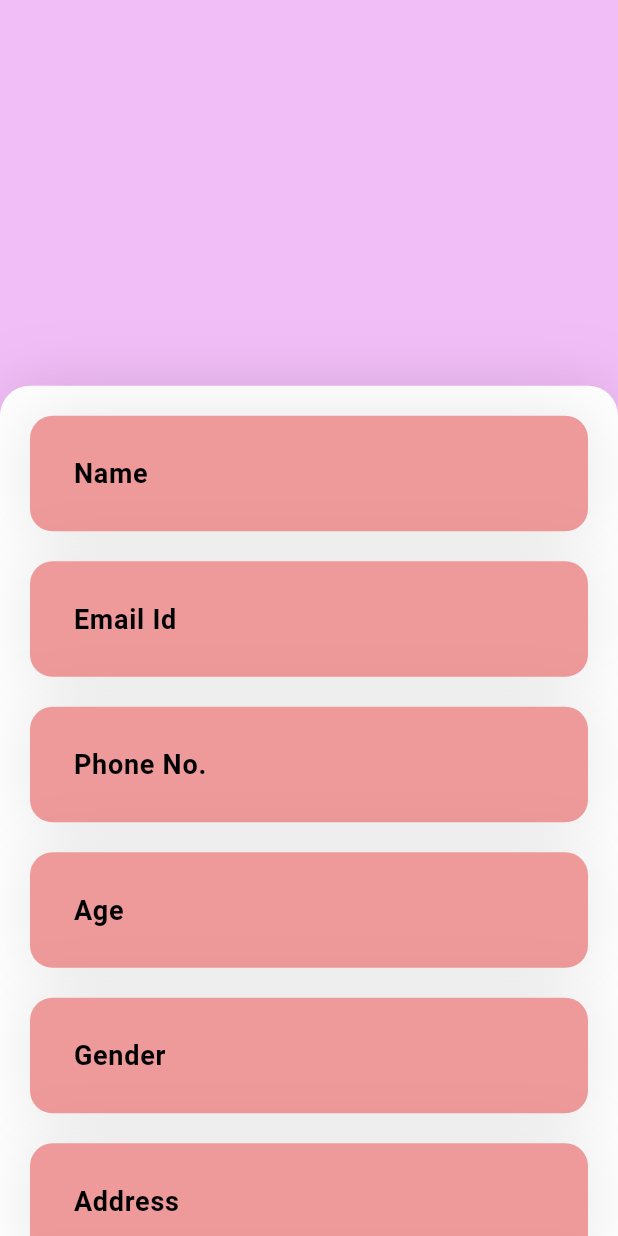
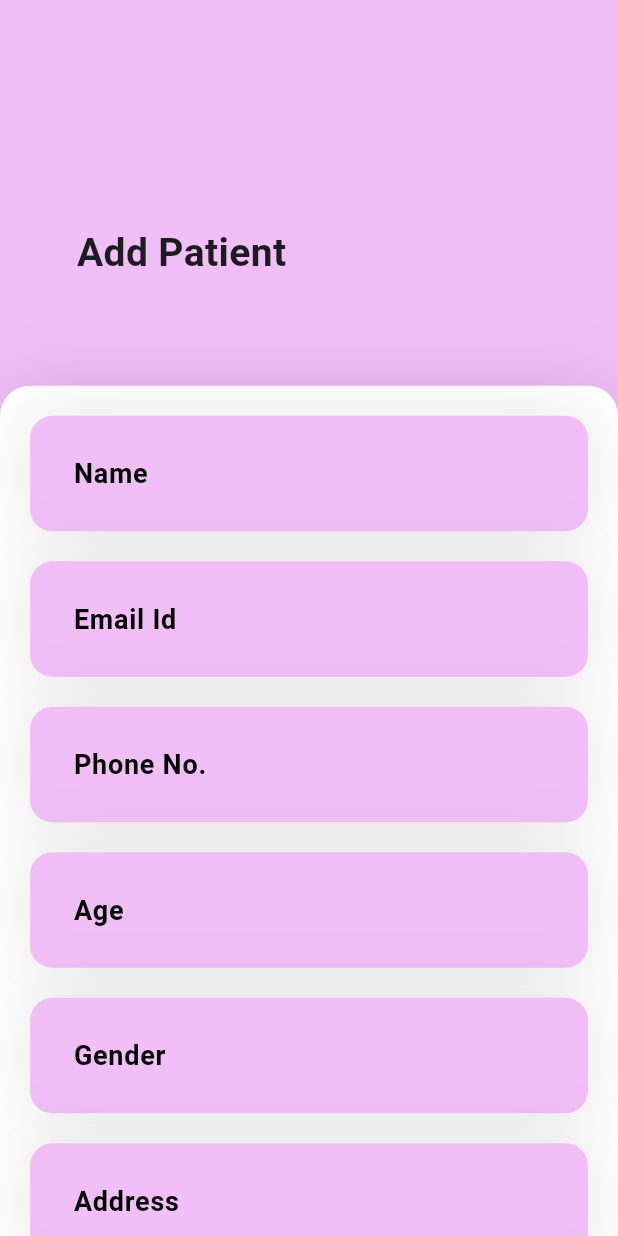
Before and after one commit to HDIMS/flutterapp, a Flutter app: the AddPatient screen opened directly, on a phone screen of 412 x 824 dp. Run offline on Flutter 3.47's test engine with Material 3 defaults, Android fonts, the phone set to English and light mode, and no system bars; our stand-ins replace firebase_core; accounts and stored records are empty.

Commit message:
route ad_patient, update colors add_patient

```diff
--- a/lib/pages/ad_patient.dart
+++ b/lib/pages/ad_patient.dart
@@ -90,6 +90,14 @@ class _AddPatientState extends State<AddPatient>{
         child: Column(
           children: [
             Container(
+              child: Padding(
+                padding: const EdgeInsets.only(right:170,top:150),
+                child: Text("Add Patient",
+                style: TextStyle(
+                  fontSize: 26,
+                  fontWeight: FontWeight.bold,
+                ),),
+              ),
               height:varheight*0.3 ,
               decoration: BoxDecoration(
                 color: Color(0xffF2BEF8),
@@ -128,7 +136,7 @@ class _AddPatientState extends State<AddPatient>{
                           controller: nameController,
                           decoration: InputDecoration(
                               filled: true,
-                              fillColor: Colors.red[200],
+                              fillColor: Color(0xffF2BEF8),
                               contentPadding: EdgeInsets.all(25),
                               hintText: 'Name',
                               hintStyle: TextStyle(
@@ -158,7 +166,7 @@ class _AddPatientState extends State<AddPatient>{
                           controller: emailController,
                           decoration: InputDecoration(
                               filled: true,
-                              fillColor: Colors.red[200],
+                              fillColor: Color(0xffF2BEF8),
                               contentPadding: EdgeInsets.all(25),
                               hintText: 'Email Id',
                               hintStyle: TextStyle(
@@ -188,7 +196,7 @@ class _AddPatientState extends State<AddPatient>{
                           controller: phoneController,
                           decoration: InputDecoration(
                               filled: true,
-                              fillColor: Colors.red[200],
+                              fillColor: Color(0xffF2BEF8),
                               contentPadding: EdgeInsets.all(25),
                               hintText: 'Phone No.',
                               hintStyle: TextStyle(
@@ -218,7 +226,7 @@ class _AddPatientState extends State<AddPatient>{
                           controller: ageController,
                           decoration: InputDecoration(
                               filled: true,
-                              fillColor: Colors.red[200],
+                              fillColor: Color(0xffF2BEF8),
                               contentPadding: EdgeInsets.all(25),
                               hintText: 'Age',
                               hintStyle: TextStyle(
@@ -248,7 +256,7 @@ class _AddPatientState extends State<AddPatient>{
                         controller: genderController,
                         decoration: InputDecoration(
                           filled: true,
-                          fillColor: Colors.red[200],
+                          fillColor: Color(0xffF2BEF8),
                           contentPadding: EdgeInsets.all(25),
                           hintText: 'Gender',
                           hintStyle: TextStyle(
@@ -281,7 +289,7 @@ class _AddPatientState extends State<AddPatient>{
                         maxLines: 5,
                         decoration: InputDecoration(
                           filled: true,
-                          fillColor: Colors.red[200],
+                          fillColor: Color(0xffF2BEF8),
                           contentPadding: EdgeInsets.all(25),
                           hintText: 'Address',
                           hintStyle: TextStyle(
@@ -311,7 +319,7 @@ class _AddPatientState extends State<AddPatient>{
                         controller: pinController,
                         decoration: InputDecoration(
                           filled: true,
-                          fillColor: Colors.red[200],
+                          fillColor: Color(0xffF2BEF8),
                           contentPadding: EdgeInsets.all(25),
                           hintText: 'Pin',
                           hintStyle: TextStyle(
@@ -341,7 +349,7 @@ class _AddPatientState extends State<AddPatient>{
                         controller: bloodController,
                         decoration: InputDecoration(
                           filled: true,
-                          fillColor: Colors.red[200],
+                          fillColor: Color(0xffF2BEF8),
                           contentPadding: EdgeInsets.all(25),
                           hintText: 'Blood Group',
                           hintStyle: TextStyle(
@@ -374,7 +382,7 @@ class _AddPatientState extends State<AddPatient>{
                         maxLines: 5,
                         decoration: InputDecoration(
                           filled: true,
-                          fillColor: Colors.red[200],
+                          fillColor: Color(0xffF2BEF8),
                           contentPadding: EdgeInsets.all(25),
                           hintText: 'Medical History',
                           hintStyle: TextStyle(
@@ -407,7 +415,7 @@ class _AddPatientState extends State<AddPatient>{
                         maxLines: 5,
                         decoration: InputDecoration(
                           filled: true,
-                          fillColor: Colors.red[200],
+                          fillColor: Color(0xffF2BEF8),
                           contentPadding: EdgeInsets.all(25),
                           hintText: 'Vaccination',
                           hintStyle: TextStyle(
@@ -440,7 +448,7 @@ class _AddPatientState extends State<AddPatient>{
                         maxLines: 5,
                         decoration: InputDecoration(
                           filled: true,
-                          fillColor: Colors.red[200],
+                          fillColor: Color(0xffF2BEF8),
                           contentPadding: EdgeInsets.all(25),
                           hintText: 'Undergoing Medications',
                           hintStyle: TextStyle(
@@ -473,7 +481,7 @@ class _AddPatientState extends State<AddPatient>{
                         maxLines: 5,
                         decoration: InputDecoration(
                           filled: true,
-                          fillColor: Colors.red[200],
+                          fillColor: Color(0xffF2BEF8),
                           contentPadding: EdgeInsets.all(25),
                           hintText: 'Family medical history',
                           hintStyle: TextStyle(
@@ -506,7 +514,7 @@ class _AddPatientState extends State<AddPatient>{
                         maxLines: 5,
                         decoration: InputDecoration(
                           filled: true,
-                          fillColor: Colors.red[200],
+                          fillColor: Color(0xffF2BEF8),
                           contentPadding: EdgeInsets.all(25),
                           hintText: 'Allergies',
                           hintStyle: TextStyle(
@@ -534,7 +542,7 @@ class _AddPatientState extends State<AddPatient>{
                           backgroundColor: Colors.black87,
                         ),
                         child: Text(
-                          'ADD PATIENT',
+                          'Add Patient',
                           style: TextStyle(
                             fontSize: 32,
                             fontWeight: FontWeight.bold,
--- a/lib/pages/dashboard.dart
+++ b/lib/pages/dashboard.dart
@@ -1,4 +1,5 @@
 import 'package:flutter/material.dart';
+import 'package:flutterapp/pages/ad_patient.dart';
 class Dashboard extends StatelessWidget {
   const Dashboard({super.key});
 
@@ -22,7 +23,13 @@ class Dashboard extends StatelessWidget {
               ),),
             ),
           ),
-          Center(
+          GestureDetector(
+            onTap: () {
+              Navigator.push(context, MaterialPageRoute(builder: (context) {
+                return const AddPatient();
+              }));
+            },
+            child: Center(
               child: Container(
                 height: varHeight * 0.16,
                 width: varWidth * 0.9,
@@ -37,6 +44,7 @@ class Dashboard extends StatelessWidget {
                     style: TextStyle(
                       fontSize: 22,
                       fontWeight: FontWeight.bold,
+                    ),
                   ),
                 ),
               ),
```
Also changed, not shown: lib/pages/update_patient.dart (added). Lines whose indentation alone changed are shown as unchanged.
